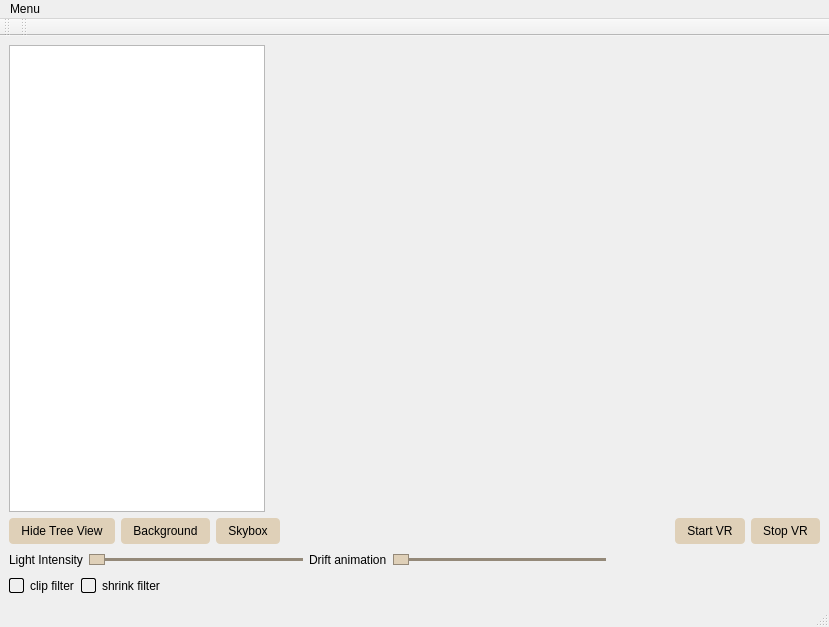
First picture: the form in GUI/mainwindow.ui, repository ninyo999/2024_EEEE2076_GROUP6, before the edit.
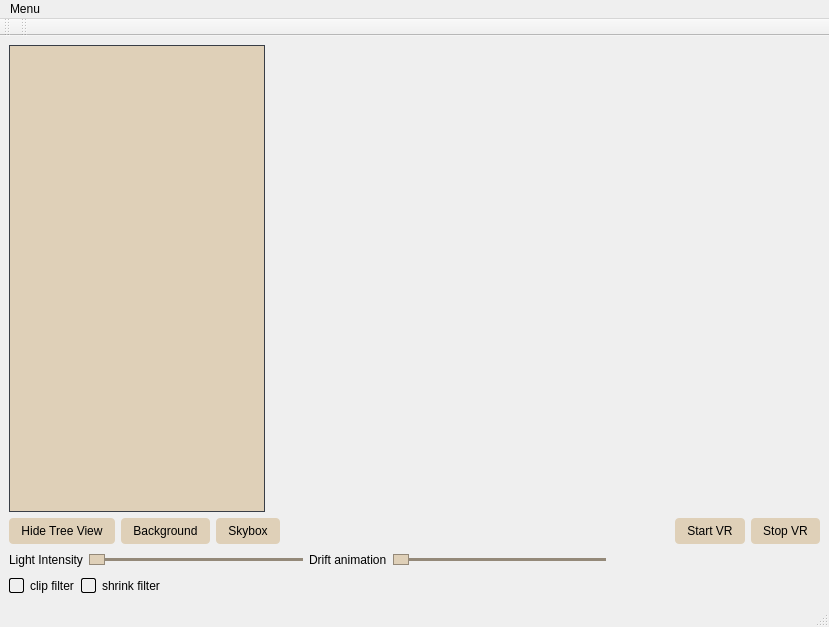
Second picture: the form after the edit. Icons and pictures are not drawn. Custom widgets are drawn as their Qt base class.

Commit message: Ui/Ux treeview updated

What changed in the file:
```diff
--- a/GUI/mainwindow.ui
+++ b/GUI/mainwindow.ui
@@ -31,6 +31,48 @@
         <property name="contextMenuPolicy">
          <enum>Qt::ContextMenuPolicy::ActionsContextMenu</enum>
         </property>
+        <property name="styleSheet">
+         <string notr="true">/* ─── QTreeView ─────────────────────────────────────────────────────────── */
+QTreeView {
+    background-color: #DFD0B8;          /* overall background */
+    color:#222831 ;                     /* text color */
+    border: 1px solid #393E46;          /* outer border */
+    show-decoration-selected: 1;        /* highlight full row */
+    alternate-background-color: #393E46;/* zebra stripe */
+}
+
+/* individual rows */
+QTreeView::item {
+    padding: 4px 8px;
+}
+
+/* hover feedback */
+QTreeView::item:hover {
+    background-color: #6f7379;
+    color: #DFD0B8;
+}
+
+/* selected row */
+QTreeView::item:selected {
+    background-color: #948979;          /* accent */
+    color: #222831;                     /* dark text for contrast */
+}
+
+/* ─── HEADER (if you’re showing columns) ───────────────────────────────── */
+QHeaderView::section {
+    background-color: #393E46;
+    color: #DFD0B8;
+    padding: 4px;
+    border: 1px solid #393E46;
+}
+
+/* pressed/sort indicator state */
+QHeaderView::section:pressed {
+    background-color: #948979;
+}
+
+</string>
+        </property>
        </widget>
       </item>
       <item>
```
